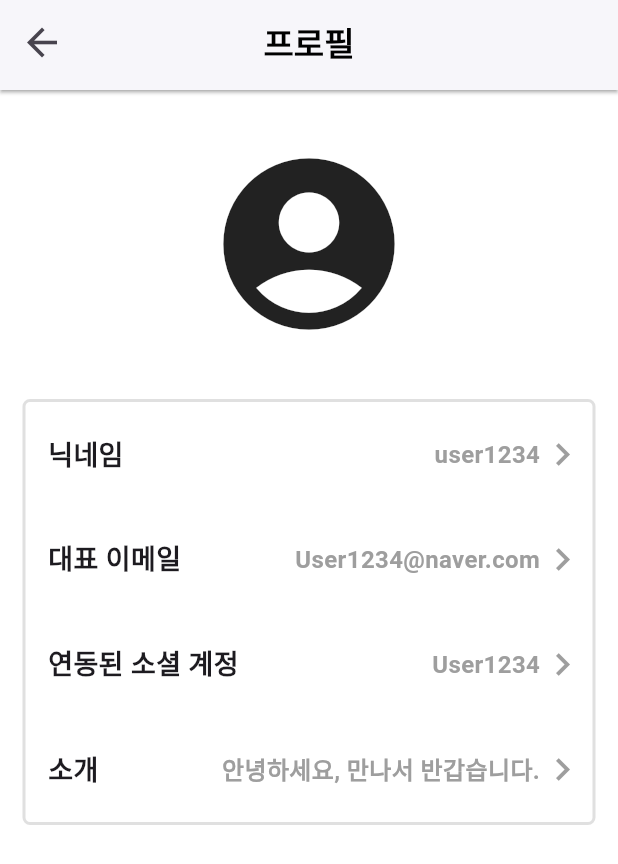
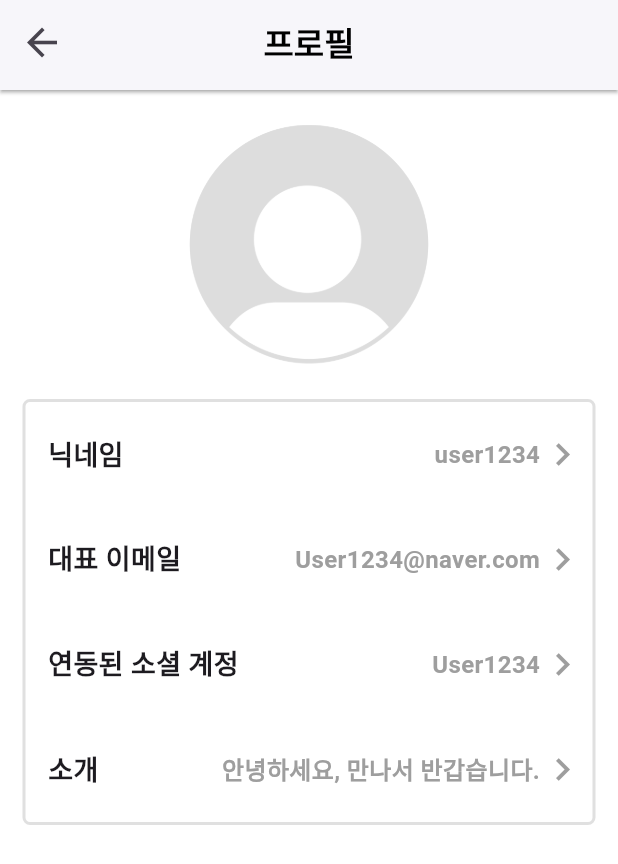
Before and after one commit to capdale/Anidex_App, a Flutter app: the Profile screen opened directly, on a phone screen of 412 x 824 dp. Shown: the top 864 px of the screen. Run offline on Flutter 3.47's test engine with Material 3 defaults, Android fonts, the phone set to English and light mode, and no system bars; our stand-ins replace camera, carousel_slider, flutter_native_image, image_picker, permission_handler; missing offline and left inert: textfield_tags; network calls fail; Roboto replaces fonts that are missing (Pretendard).

Commit message:
feat: 프로필 이미지 수정 기능 구현

```diff
--- a/lib/src/views/profile_view.dart
+++ b/lib/src/views/profile_view.dart
@@ -11,7 +11,6 @@ class ProfileView extends StatefulWidget {
 class _ProfileViewState extends State<ProfileView> {
   @override
   Widget build(BuildContext context) {
-    final imageSize = MediaQuery.of(context).size.width / 3;
     var nickname = "user1234";
     var email = "user1234@naver.com";
     var introduction = "안녕하세요, 만나서 반갑습니다.";
@@ -24,10 +23,7 @@ class _ProfileViewState extends State<ProfileView> {
             minWidth: MediaQuery.of(context).size.width,
           ),
           child: Center(
-            child: Icon(
-              Icons.account_circle,
-              size: imageSize,
-            ),
+            child: widgets.ProfileImage()
           ),
         ),
         widgets.profileTable(context, nickname, email, introduction)
--- a/lib/src/widgets/components.dart
+++ b/lib/src/widgets/components.dart
@@ -1,7 +1,10 @@
+import 'dart:io';
 import 'dart:math';
 
 import 'package:anidex_app/src/root.dart';
+import 'package:camera/camera.dart';
 import 'package:flutter/material.dart';
+import 'package:image_picker/image_picker.dart';
 import 'package:provider/provider.dart';
 import 'package:textfield_tags/textfield_tags.dart';
 import 'package:carousel_slider/carousel_slider.dart';
@@ -588,7 +591,8 @@ void showDeleteDialog(BuildContext context, String what) {
       builder: (BuildContext context) {
         return AlertDialog(
           shape: RoundedRectangleBorder(
-              borderRadius: BorderRadius.circular(10) // Set the border radius here
+              borderRadius:
+                  BorderRadius.circular(10) // Set the border radius here
               ),
           title: Text('삭제된 $what은 복구할 수 없습니다. 정말로 삭제하시겠습니까?'),
           actions: <Widget>[
@@ -663,21 +667,24 @@ class _ReportDialogState extends State<ReportDialog> {
                 });
               },
             ),
-            SizedBox(height: 5,),
-            addWhy ? SizedBox(
+            SizedBox(
+              height: 5,
+            ),
+            addWhy
+                ? SizedBox(
                     height: 200,
                     width: 300,
                     child: TextField(
                       decoration: InputDecoration(
                           hintText: '내용 입력',
                           hintStyle: TextStyle(fontSize: 20),
-                  border: OutlineInputBorder()
-                ),
+                          border: OutlineInputBorder()),
                       maxLines: 4,
                       maxLength: 60,
                       style: TextStyle(fontSize: 20),
                     ),
-            ) : Container()
+                  )
+                : Container()
           ],
         ),
       ),
@@ -715,3 +722,44 @@ void showReportDialog(BuildContext context) {
         return ReportDialog();
       });
 }
+
+class ProfileImage extends StatefulWidget {
+  const ProfileImage({super.key});
+
+  @override
+  State<ProfileImage> createState() => _ProfileImageState();
+}
+
+class _ProfileImageState extends State<ProfileImage> {
+  XFile? _imageFile;
+  final ImagePicker _picker = ImagePicker();
+
+  @override
+  Widget build(BuildContext context) {
+    return Center(
+      child: Stack(
+        children: <Widget>[
+          InkWell(
+            onTap: () {
+              takePhoto(ImageSource.gallery);
+            },
+            child: CircleAvatar(
+              radius: 80,
+              backgroundColor: Colors.white,
+              backgroundImage: _imageFile == null
+                  ? AssetImage('assets/images/default_profile.png')
+                  : FileImage(File(_imageFile!.path)) as ImageProvider,
+            ),
+          ),
+        ],
+      ),
+    );
+  }
+
+  takePhoto(ImageSource source) async {
+    final XFile? pickedFile = await _picker.pickImage(source: source);
+    setState(() {
+      _imageFile = pickedFile;
+    });
+  }
+}
--- a/pubspec.yaml
+++ b/pubspec.yaml
@@ -70,6 +70,7 @@ flutter:
   # To add assets to your application, add an assets section, like this:
   assets:
     - assets/login_btn/
+    - assets/images/
 
   # An image asset can refer to one or more resolution-specific "variants", see
   # https://flutter.dev/assets-and-images/#resolution-aware
```
Also changed, not shown: assets/images/default_profile.png (added). Lines whose indentation alone changed are shown as unchanged.
